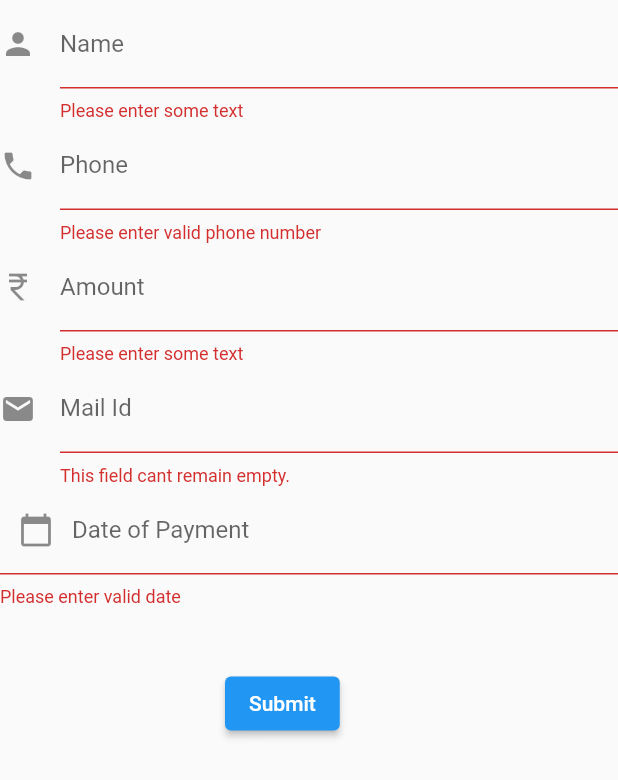
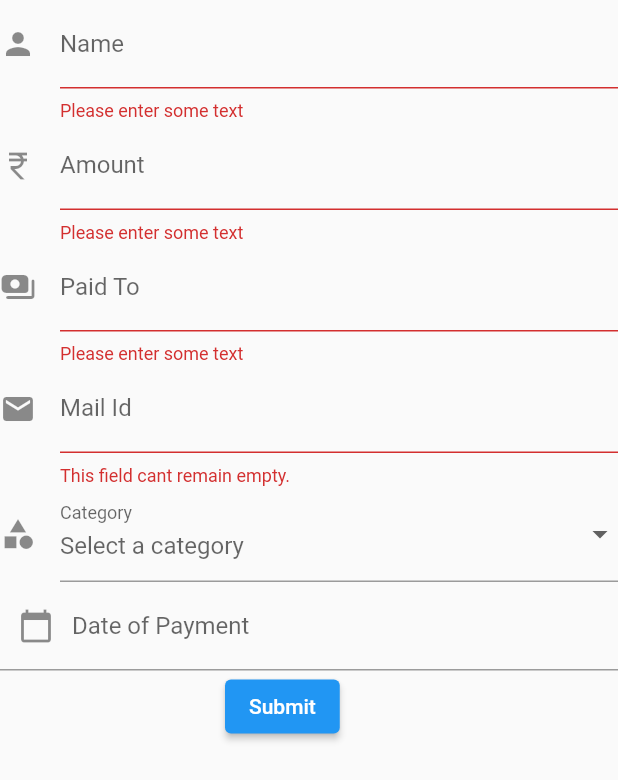
Before and after one commit to moncierge-app/moncierge, a Flutter app: the MyCustomForm widget shown alone on an empty page, opened directly, after a tap on "Submit", on a phone screen of 412 x 824 dp. Shown: the top 780 px of the screen. Run offline on Flutter 3.47's test engine with Material 2 defaults, Android fonts, the phone set to English and light mode, and no system bars; our stand-ins replace email_validator, firebase_auth, firebase_core; accounts and stored records are empty.

Commit message:
added Expenses.dart for review

```diff
--- a/lib/Screens/lib/Add_An_Expense.dart
+++ b/lib/Screens/lib/Add_An_Expense.dart
@@ -2,7 +2,6 @@ import 'package:first_app/main.dart';
 import 'package:flutter/material.dart';
 import 'package:intl/intl.dart' as intl;
 import 'package:email_validator/email_validator.dart';
-
 
 class AddAnExpensePage extends StatefulWidget {
   @override
@@ -22,7 +21,6 @@ class _AddAnExpensePageState extends State<AddAnExpensePage> {
   }
 }
 
-
 // Create a Form widget.
 class MyCustomForm extends StatefulWidget {
   @override
@@ -31,13 +29,14 @@ class MyCustomForm extends StatefulWidget {
   }
 }
 
-
 // Create a corresponding State class, which holds data related to the form.
 class MyCustomFormState extends State<MyCustomForm> {
   // Create a global key that uniquely identifies the Form widget
   // and allows validation of the form.
   final _formKey = GlobalKey<FormState>();
   DateTime _selectedDate = DateTime.now();
+  String? _selectedCategory;
+
   late DateTime _expenseAdditionDate;
   final TextEditingController _dateController = TextEditingController();
 
@@ -62,24 +61,37 @@ class MyCustomFormState extends State<MyCustomForm> {
               return null;
             },
           ),
+          // TextFormField(
+          //   decoration: const InputDecoration(
+          //     icon: const Icon(Icons.phone),
+          //     hintText: 'Enter a phone number',
+          //     labelText: 'Phone',
+          //   ),
+          //   validator: (value) {
+          //     if (value!.isEmpty) {
+          //       return 'Please enter valid phone number';
+          //     }
+          //     return null;
+          //   },
+          // ),
           TextFormField(
             decoration: const InputDecoration(
-              icon: const Icon(Icons.phone),
-              hintText: 'Enter a phone number',
-              labelText: 'Phone',
+              icon: const Icon(Icons.currency_rupee),
+              hintText: 'Enter Amount Spent',
+              labelText: 'Amount',
             ),
             validator: (value) {
               if (value!.isEmpty) {
-                return 'Please enter valid phone number';
+                return 'Please enter some text';
               }
               return null;
             },
           ),
           TextFormField(
             decoration: const InputDecoration(
-              icon: const Icon(Icons.currency_rupee),
-              hintText: 'Enter Amount Spent',
-              labelText: 'Amount',
+              icon: const Icon(Icons.payments_rounded),
+              hintText: 'Whom was the payment done to',
+              labelText: 'Paid To',
             ),
             validator: (value) {
               if (value!.isEmpty) {
@@ -96,7 +108,6 @@ class MyCustomFormState extends State<MyCustomForm> {
             ),
             validator: (value) {
               if (value!.isEmpty) {
-
                 return 'This field cant remain empty.';
               }
               if (!EmailValidator.validate(value)) {
@@ -105,9 +116,44 @@ class MyCustomFormState extends State<MyCustomForm> {
               return null;
             },
           ),
+          DropdownButtonFormField(
+            decoration: InputDecoration(
+              icon: const Icon(Icons.category),
+              hintText: 'Select a category',
+              labelText: 'Category',
+            ),
+            value: _selectedCategory,
+            items: [
+              DropdownMenuItem(
+                value: 'Option 1',
+                child: Text('Option 1'),
+              ),
+              DropdownMenuItem(
+                value: 'Option 2',
+                child: Text('Option 2'),
+              ),
+              DropdownMenuItem(
+                value: 'Option 3',
+                child: Text('Option 3'),
+              ),
+            ],
+            onChanged: (value) {
+              setState(() {
+                _selectedCategory = value;
+              });
+            },
+            validator: (value) {
+              if (value!.isEmpty) {
+                return 'This field cant remain empty.';
+              }
+
+              return null;
+            },
+          ),
+
           TextFormField(
             controller: _dateController,
-            decoration:  InputDecoration(
+            decoration: InputDecoration(
               hintText: 'Choose the date of payment',
               labelText: 'Date of Payment',
               prefixIcon: IconButton(
@@ -123,22 +169,19 @@ class MyCustomFormState extends State<MyCustomForm> {
               return null;
             },
           ),
-
           new Container(
-              padding: const EdgeInsets.only(left: 150.0, top: 40.0),
+              padding: const EdgeInsets.only(left: 150.0, top: 0.0),
               child: new ElevatedButton(
                 child: const Text('Submit'),
                 onPressed: () {
                   // It returns true if the form is valid, otherwise returns false
                   if (_formKey.currentState!.validate()) {
                     // If the form is valid, display a Snackbar.
-                    ScaffoldMessenger.of(context)
-                        .showSnackBar(SnackBar(content: Text('Data is in processing.')));
+                    ScaffoldMessenger.of(context).showSnackBar(
+                        SnackBar(content: Text('Data is in processing.')));
+                  } else {
+                    _expenseAdditionDate = DateTime.now();
                   }
-                  else
-                    {
-                      _expenseAdditionDate = DateTime.now();
-                    }
                 },
               )),
         ],
--- a/lib/Screens/lib/Expenses.dart
+++ b/lib/Screens/lib/Expenses.dart
@@ -10,13 +10,34 @@ class ExpensesPage extends StatefulWidget {
 }
 
 // Replace this List with the list fetched from the database
-
 // To Be Replaced
+String payment_Date = DateFormat('dd/MM/yyyy').format(DateTime.now());
 List<Map<String, dynamic>> products = [
   {
-    'Date of Payment': 1,
+    'Date of Payment': "16/03/23",
     'Paid To': 'Product 1',
     'Category': 'flight ticket',
+    'Payment Mode': "UPI",
+    'Amount Spent': 40.00
+  },
+  {
+    'Date of Payment': "16/03/23",
+    'Paid To': 'Product 1',
+    'Category': 'food',
+    'Payment Mode': "UPI",
+    'Amount Spent': 40.00
+  },
+  {
+    'Date of Payment': "16/03/23",
+    'Paid To': 'Product 1',
+    'Category': 'travel',
+    'Payment Mode': "UPI",
+    'Amount Spent': 40.00
+  },
+  {
+    'Date of Payment': "16/03/23",
+    'Paid To': 'Product 1',
+    'Category': 'miscellaneous',
     'Payment Mode': "UPI",
     'Amount Spent': 40.00
   },
@@ -26,6 +47,12 @@ List<Map<String, dynamic>> products = [
 DateTime date_Of_Expiry = DateTime.now();
 
 String formatted_Date_Of_Expiry =
+    DateFormat('dd/MM/yyyy').format(date_Of_Expiry);
+
+// To Be Replaced
+DateTime date_Of_Creation = DateTime.now();
+
+String formatted_Date_Of_Creation =
 DateFormat('dd/MM/yyyy').format(date_Of_Expiry);
 
 class _ExpensesPageState extends State<ExpensesPage> {
@@ -78,6 +105,7 @@ class _ExpensesPageState extends State<ExpensesPage> {
             TextButton(
               child: Text('SAVE'),
               onPressed: () {
+
                 if (_textEditingController.text.isNotEmpty &&
                     double.tryParse(_textEditingController.text) != null) {
                   setState(() {
@@ -106,8 +134,8 @@ class _ExpensesPageState extends State<ExpensesPage> {
             child: Column(children: <Widget>[
               SizedBox(height: 20),
               Container(
-                height: 50,
-                width: 200,
+                height: 40,
+                width: 250,
                 decoration: BoxDecoration(
                     color: Colors.blue,
                     borderRadius: BorderRadius.circular(10)),
@@ -127,7 +155,7 @@ class _ExpensesPageState extends State<ExpensesPage> {
                   ),
                 ),
               ),
-              SizedBox(height: 20),
+              SizedBox(height: 10),
               Container(
                   padding: EdgeInsets.all(16.0),
                   child: Column(
@@ -165,65 +193,77 @@ class _ExpensesPageState extends State<ExpensesPage> {
 
                       Row(
                         children: [
-                          Text("Threshold Amount: "),
+                          Text("Date of Creation : "),
                           Expanded(
-                            child: Text("$threshold_Amount"),
+                            child: Text("$formatted_Date_Of_Creation"),
+                          ),
+                        ],
+                      ),
+
+                      SizedBox(height: 10), // add space between rows
+
+                      Row(
+                        children: [
+                          Text("Amount Spent : "),
+                          Expanded(
+                            child: Text("$current_Expense"),
                           ),
                         ],
                       ),
                     ],
                   )),
-              SizedBox(height: 20),
+              SizedBox(height: 10),
               Container(
-                margin: EdgeInsets.all(1),
                 child: SingleChildScrollView(
                   scrollDirection: Axis.horizontal,
                   child: SingleChildScrollView(
                     scrollDirection: Axis.vertical,
                     controller: _scrollController,
-                      child: Flexible(
+                    child: FittedBox(
                       child: DataTable(
-                          //columnWidth: {0: FixedColumnWidth(100)}, // set width of the first column
+                        columnSpacing: 10,
                         columns: [
-                            DataColumn(label: Text('Date ')),
-                            DataColumn(label: Text('Paid to')),
                           DataColumn(
                             label: Text(
-                                    'Category')), // Budget info : threshold : chart green : added an expense
+                              'Paid On' ,
+                              overflow: TextOverflow.visible,
+                              softWrap: true,
+                              maxLines: 3,
+                            ),
+                          ),
+                          DataColumn(label: Text('Paid to')),
+                          DataColumn(label: Text('Category')),
+                          DataColumn(label: Text('Amount')),
                           DataColumn(label: Text('Mode')),
-                            DataColumn(label: Text('Amount')),
                         ],
                         rows: List<DataRow>.generate(
                           products.length,
                               (index) => DataRow(
                             cells: [
-                                DataCell(Text(products[index]['Date of Payment']
-                                    .toString())),
+                              DataCell(Text(products[index]['Date of Payment'].toString())),
                               DataCell(Text(products[index]['Paid To'])),
-                                DataCell(Text(
-                                    products[index]['Category'].toString())),
-                                DataCell(Text(products[index]['Payment Mode']
-                                    .toString())),
+                              DataCell(Text(products[index]['Category'].toString())),
                               DataCell(
                                 GestureDetector(
                                   child: Row(
                                     children: [
-                                        Text(products[index]['Amount Spent']
-                                            .toString()),
+                                      Text(products[index]['Amount Spent'].toString()),
                                       Icon(Icons.edit),
                                     ],
                                   ),
                                   onTap: () {
                                     _showEditDialog(index);
-                                      // do something when the icon is clicked
                                   },
                                 ),
                               ),
+                              DataCell(Text(products[index]['Payment Mode'].toString())),
+
                             ],
                           ),
                         ),
                       ),
-                      )),
+                    ),
+                  ),
                 ),
               ),
             ]),
--- a/pubspec.yaml
+++ b/pubspec.yaml
@@ -52,6 +52,8 @@ dev_dependencies:
   email_validator: ^2.0.1
   pie_chart: ^5.0.0
   scrollable_table_view: ^1.0.1
+  mailer: ^6.0.0
+
 
 # For information on the generic Dart part of this file, see the
 # following page: https://dart.dev/tools/pub/pubspec
```
Also changed, not shown: lib/Screens/lib/SignUp.dart (+35 -2 lines), pubspec.lock. Lines whose indentation alone changed are shown as unchanged.
